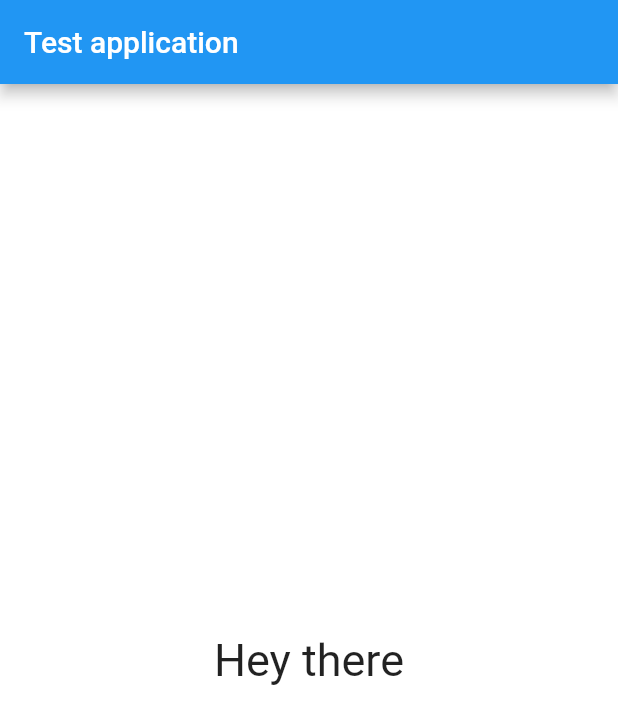
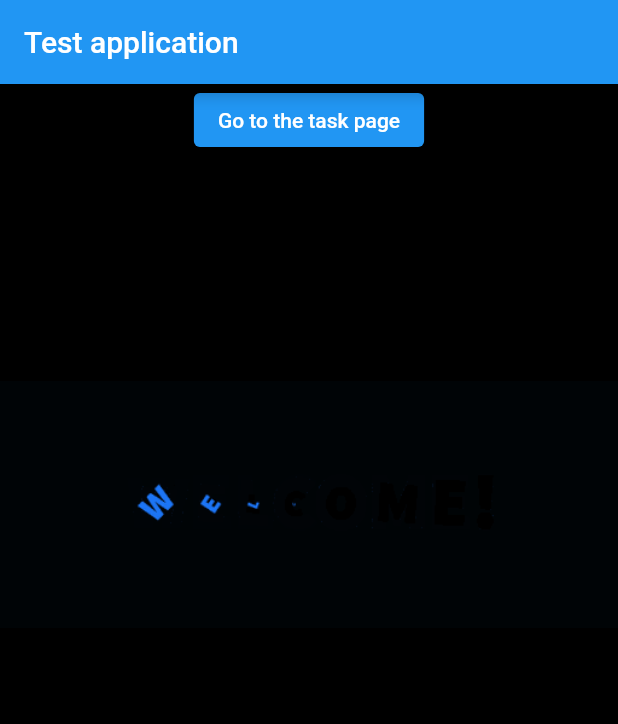
Before and after one commit to Viacheslav-Pavliuk/test_app, a Flutter app: the screen it shows after launch, on a phone screen of 412 x 824 dp. Shown: the top 724 px of the screen. Run offline on Flutter 3.47's test engine with Material 2 defaults, Android fonts, the phone set to English and light mode, and no system bars; Roboto replaces fonts that are missing (Times new Roman).

Commit message:
SP-2 <Rebuilt architecture and added start page>

```diff
--- a/lib/main.dart
+++ b/lib/main.dart
@@ -1,60 +1,10 @@
-import 'dart:math';
+import 'package:Test_app/pages/homepage.dart';
+import 'package:Test_app/pages/startpage.dart';
 import 'package:flutter/material.dart';
 
 void main() {
-  runApp(MaterialApp(home: MyPage()));
+  runApp(MaterialApp(initialRoute: '/', routes: {
+    '/': (context) => StartPage(),
+    '/taskpage': (context) => HomePage(),
+  }));
 }
-
-class MyPage extends StatefulWidget {
-  @override
-  _MyPageState createState() => new _MyPageState();
-}
-
-class _MyPageState extends State<MyPage> {
-  final Random _random = Random();
-
-  Color _color = Color(0xFFFFFFFF);
-
-  void changeColor() {
-    setState(() {
-      _color = Color.fromARGB(
-        _random.nextInt(256),
-        _random.nextInt(256),
-        _random.nextInt(256),
-        _random.nextInt(256),
-      );
-    });
-  }
-
-  @override
-  Widget build(BuildContext context) {
-    return Scaffold(
-      appBar: AppBar(
-        title: const Text('Test application'),
-      ),
-      body: InkWell(
-        onTap: changeColor,
-        child: Container(
-          child: SafeArea(
-            child: Row(
-              mainAxisAlignment: MainAxisAlignment.center,
-              children: [
-                Column(
-                  mainAxisAlignment: MainAxisAlignment.center,
-                  children: const [
-                    Text('Hey there',
-                        style: TextStyle(
-                            fontSize: 30,
-                            color: Colors.black87,
-                            fontFamily: 'Times new Roman')),
-                  ],
-                )
-              ],
-            ),
-          ),
-          color: _color,
-        ),
-      ),
-    );
-  }
-}
--- /dev/null
+++ b/lib/pages/startpage.dart
@@ -0,0 +1,28 @@
+import 'package:flutter/material.dart';
+
+class StartPage extends StatelessWidget implements Widget {
+  const StartPage({Key? key}) : super(key: key);
+
+  @override
+  Widget build(BuildContext context) {
+    return Scaffold(
+        backgroundColor: Colors.black,
+        appBar: AppBar(
+          title: const Text('Test application'),
+        ),
+        body: Center(
+            child: Column(
+          children: [
+            ElevatedButton(
+                onPressed: () {
+                  Navigator.pushNamed(context, '/taskpage');
+                },
+                child: const Text('Go to the task page')),
+            const Padding(
+              padding: EdgeInsets.only(top: 150.0),
+              child: Image(image: AssetImage('images/icegif-87.gif')),
+            )
+          ],
+        )));
+  }
+}
```
Also changed, not shown: lib/pages/homepage.dart (added, +56 -0 lines), pubspec.yaml (+5 -5 lines), images/icegif-87.gif (added).
